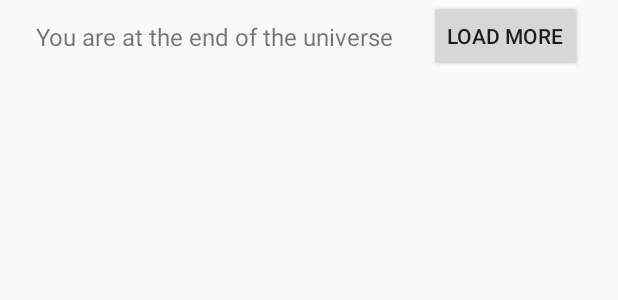
After one commit to shaiytan/SSAPLurkReddit, an Android app: the layout item_load.xml on its own in the app's theme, with its tools: preview values and no code run, on a phone screen of 412 x 824 dp. The commit adds this screen. Shown: the top 300 px of the screen. Run offline under Robolectric (Android 15) with nearby library versions, the phone set to English and light mode, and no system bars.

Commit message:
v0.6: add "load more" function

```diff
--- /dev/null
+++ b/app/src/main/res/layout/item_load.xml
@@ -0,0 +1,26 @@
+<?xml version="1.0" encoding="utf-8"?>
+<android.support.constraint.ConstraintLayout xmlns:android="http://schemas.android.com/apk/res/android"
+    xmlns:app="http://schemas.android.com/apk/res-auto"
+    android:layout_width="match_parent"
+    android:layout_height="wrap_content">
+
+    <TextView
+        android:id="@+id/bottom_message"
+        android:layout_width="wrap_content"
+        android:layout_height="wrap_content"
+        android:text="You are at the end of the universe"
+        android:textSize="16sp"
+        app:layout_constraintBottom_toBottomOf="@+id/btn_load_more"
+        app:layout_constraintEnd_toStartOf="@+id/btn_load_more"
+        app:layout_constraintStart_toStartOf="parent"
+        app:layout_constraintTop_toTopOf="parent" />
+
+    <Button
+        android:id="@+id/btn_load_more"
+        android:layout_width="wrap_content"
+        android:layout_height="wrap_content"
+        android:text="Load More"
+        app:layout_constraintEnd_toEndOf="parent"
+        app:layout_constraintStart_toEndOf="@+id/bottom_message"
+        app:layout_constraintTop_toTopOf="parent" />
+</android.support.constraint.ConstraintLayout>
```
Also changed, not shown: app/src/main/java/shaiytan/ssaplurkreddit/view/FeedActivity.java (+13 -3 lines), app/src/main/java/shaiytan/ssaplurkreddit/view/help/PostsAdapter.java (+67 -17 lines), app/src/main/res/layout/activity_feed.xml (+0 -8 lines).
